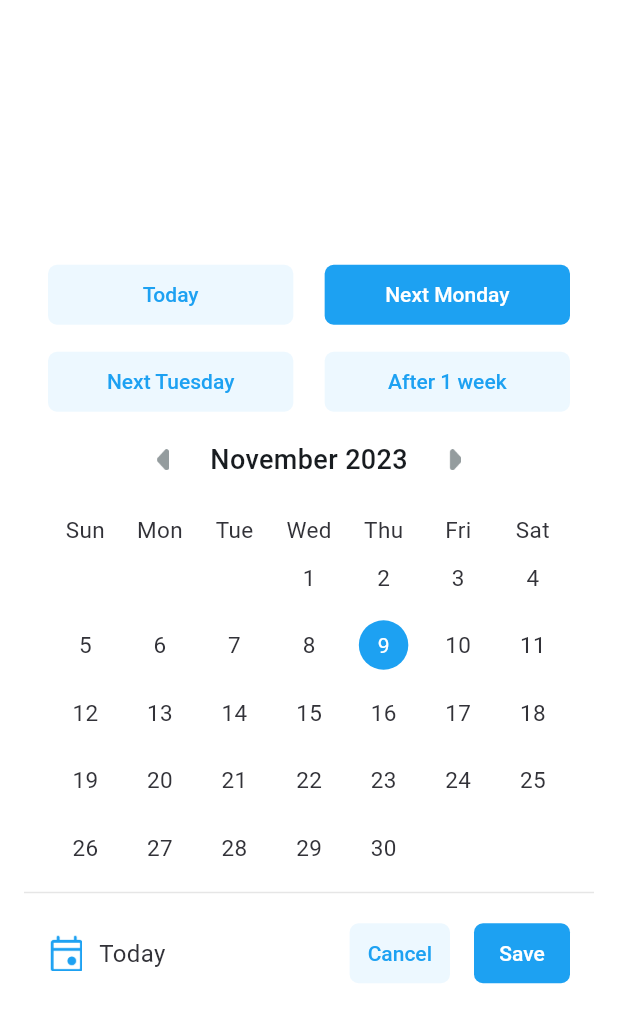
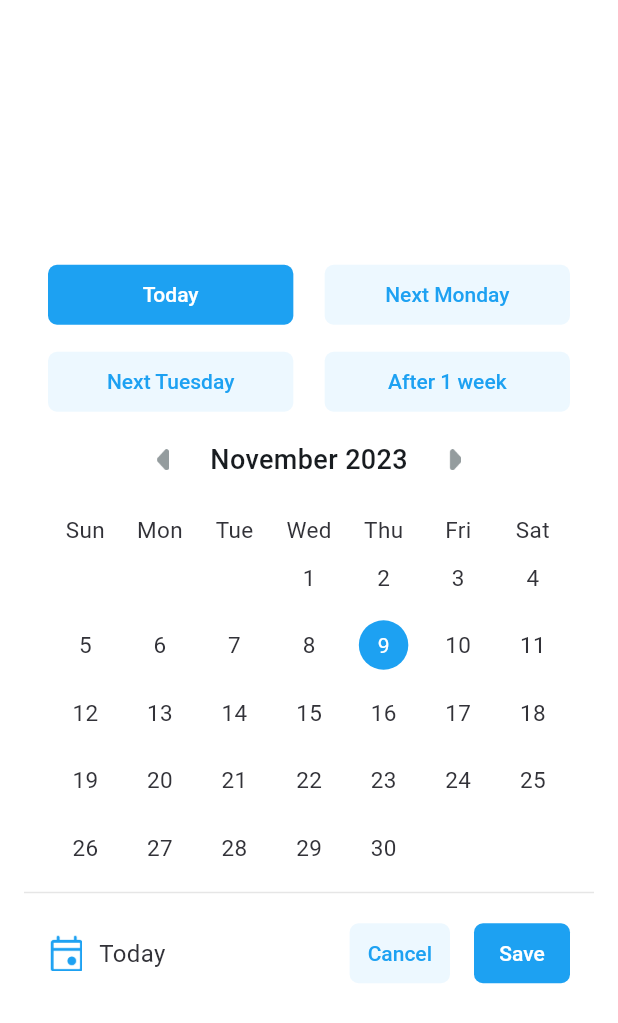
Before and after one commit to gaurav-chandani7/employee_management_app, a Flutter app: the CalendarDialogWidget widget shown alone on an empty page, opened directly, after a tap on "Today", on a phone screen of 412 x 824 dp. Shown: the top 1023 px of the screen. Run offline on Flutter 3.47's test engine with Material 2 defaults, Android fonts, the phone set to English and light mode, and no system bars; drawn by our look-alikes of table_calendar; our stand-ins replace flutter_bloc, get_it, hive, hive_flutter; accounts and stored records are empty.

Commit message:
changes: calendar buttons active button style fix

```diff
--- a/lib/features/employee_list/presentation/widgets/calendar_dialog_widget.dart
+++ b/lib/features/employee_list/presentation/widgets/calendar_dialog_widget.dart
@@ -24,6 +24,8 @@ class CalendarDialogWidget extends StatefulWidget {
 class _CalendarDialogWidgetState extends State<CalendarDialogWidget> {
   DateTime? selectedDate;
   late final PageController tableController;
+  final ButtonStyle tappedButtonStyle = ElevatedButton.styleFrom(
+      backgroundColor: primaryColor, foregroundColor: whiteColor);
 
   @override
   void initState() {
@@ -287,6 +289,13 @@ class _CalendarDialogWidgetState extends State<CalendarDialogWidget> {
   }
 
   ElevatedButton _afterOneWeekButton() {
+    ButtonStyle? buttonStyle;
+    if (selectedDate != null) {
+      var datesDiff = compareTillDays(selectedDate!, DateTime.now());
+      if (datesDiff == 7) {
+        buttonStyle = tappedButtonStyle;
+      }
+    }
     return ElevatedButton(
         onPressed: () {
           //1 week Relative to today
@@ -294,10 +303,18 @@ class _CalendarDialogWidgetState extends State<CalendarDialogWidget> {
             selectedDate = DateTime.now().add(const Duration(days: 7));
           });
         },
+        style: buttonStyle,
         child: const Text("After 1 week"));
   }
 
   ElevatedButton _nextTuesdayButton() {
+    ButtonStyle? buttonStyle;
+    if ((selectedDate != null && selectedDate!.weekday == DateTime.tuesday)) {
+      var datesDiff = compareTillDays(selectedDate!, DateTime.now());
+      if (datesDiff <= 7 && datesDiff > 0) {
+        buttonStyle = tappedButtonStyle;
+      }
+    }
     return ElevatedButton(
         onPressed: () {
           DateTime date = DateTime.now();
@@ -309,10 +326,18 @@ class _CalendarDialogWidgetState extends State<CalendarDialogWidget> {
             selectedDate = date;
           });
         },
+        style: buttonStyle,
         child: const Text("Next Tuesday"));
   }
 
   ElevatedButton _nextMondayButton() {
+    ButtonStyle? buttonStyle;
+    if ((selectedDate != null && selectedDate!.weekday == DateTime.monday)) {
+      var datesDiff = compareTillDays(selectedDate!, DateTime.now());
+      if (datesDiff <= 7 && datesDiff > 0) {
+        buttonStyle = tappedButtonStyle;
+      }
+    }
     return ElevatedButton(
         onPressed: () {
           DateTime date = DateTime.now();
@@ -324,8 +349,7 @@ class _CalendarDialogWidgetState extends State<CalendarDialogWidget> {
             selectedDate = date;
           });
         },
-        style: ElevatedButton.styleFrom(
-            backgroundColor: primaryColor, foregroundColor: whiteColor),
+        style: buttonStyle,
         child: const Text("Next Monday"));
   }
 
@@ -336,6 +360,10 @@ class _CalendarDialogWidgetState extends State<CalendarDialogWidget> {
             selectedDate = DateTime.now();
           });
         },
+        style: (selectedDate != null &&
+                compareTillDays(selectedDate!, DateTime.now()) == 0)
+            ? tappedButtonStyle
+            : null,
         child: const Text("Today"));
   }
 
@@ -346,8 +374,7 @@ class _CalendarDialogWidgetState extends State<CalendarDialogWidget> {
             selectedDate = null;
           });
         },
-        style: ElevatedButton.styleFrom(
-            backgroundColor: primaryColor, foregroundColor: whiteColor),
+        style: selectedDate == null ? tappedButtonStyle : null,
         child: const Text("No Date"));
   }
 }
--- a/lib/utils/helper/date_formatter.dart
+++ b/lib/utils/helper/date_formatter.dart
@@ -2,9 +2,7 @@ import 'package:employee_management_app/core/constants/constants.dart';
 
 String formatDate(DateTime date) {
   var now = DateTime.now();
-  var today = DateTime(now.year, now.month, now.day);
-  var dayOfDate = DateTime(date.year, date.month, date.day);
-  var diff = dayOfDate.difference(today).inDays;
+  var diff = compareTillDays(date, now);
   if (diff <= 1 && diff >= -1) {
     if (diff == 1) {
       return "Tomorrow";
@@ -16,3 +14,9 @@ String formatDate(DateTime date) {
   }
   return "${date.day} ${monthNames[date.month - 1].substring(0, 3)} ${date.year}";
 }
+
+int compareTillDays(DateTime date1, DateTime date2) {
+  var newDate1 = DateTime(date1.year, date1.month, date1.day);
+  var newDate2 = DateTime(date2.year, date2.month, date2.day);
+  return newDate1.difference(newDate2).inDays;
+}
```
